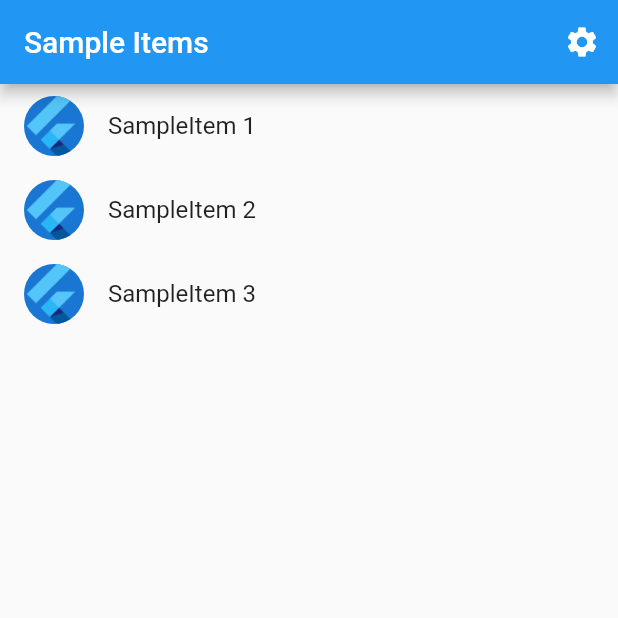
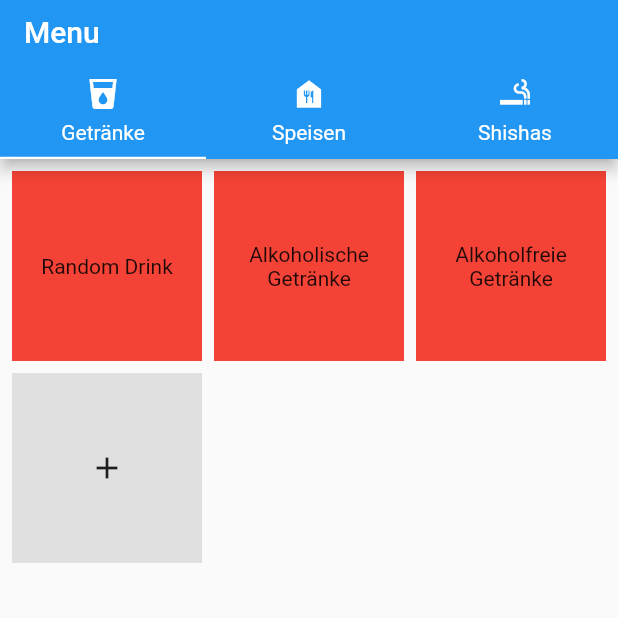
Before and after one commit to Tom-Waw/bestellbuch, a Flutter app: the screen it shows after launch, on a phone screen of 412 x 824 dp, the top half of it. Run offline on Flutter 3.47's test engine with Material 2 defaults, Android fonts, the phone set to English and light mode, and no system bars.

Commit message:
add: displayable menu without rebuild on state change

```diff
--- a/l10n.yaml
+++ /dev/null
@@ -1,3 +0,0 @@
-arb-dir: lib/src/localization
-template-arb-file: app_en.arb
-output-localization-file: app_localizations.dart
--- a/lib/src/app.dart
+++ b/lib/src/app.dart
@@ -1,27 +1,23 @@
 import 'package:flutter/material.dart';
-import 'package:flutter_gen/gen_l10n/app_localizations.dart';
-import 'package:flutter_localizations/flutter_localizations.dart';
 
-import 'sample_feature/sample_item_details_view.dart';
-import 'sample_feature/sample_item_list_view.dart';
+import 'catalog_feature/catalog_controller.dart';
+import 'catalog_feature/catalog_page.dart';
 import 'settings/settings_controller.dart';
-import 'settings/settings_view.dart';
+import 'settings/settings_page.dart';
 
 /// The Widget that configures your application.
-class MyApp extends StatelessWidget {
-  const MyApp({
+class BestellBuchApp extends StatelessWidget {
+  final SettingsController settingsController;
+  final CatalogController catalogController;
+
+  const BestellBuchApp({
     super.key,
     required this.settingsController,
+    required this.catalogController,
   });
-
-  final SettingsController settingsController;
 
   @override
   Widget build(BuildContext context) {
-    // Glue the SettingsController to the MaterialApp.
-    //
-    // The AnimatedBuilder Widget listens to the SettingsController for changes.
-    // Whenever the user updates their settings, the MaterialApp is rebuilt.
     return AnimatedBuilder(
       animation: settingsController,
       builder: (BuildContext context, Widget? child) {
@@ -31,28 +27,7 @@ class MyApp extends StatelessWidget {
           // returns to the app after it has been killed while running in the
           // background.
           restorationScopeId: 'app',
-
-          // Provide the generated AppLocalizations to the MaterialApp. This
-          // allows descendant Widgets to display the correct translations
-          // depending on the user's locale.
-          localizationsDelegates: const [
-            AppLocalizations.delegate,
-            GlobalMaterialLocalizations.delegate,
-            GlobalWidgetsLocalizations.delegate,
-            GlobalCupertinoLocalizations.delegate,
-          ],
-          supportedLocales: const [
-            Locale('en', ''), // English, no country code
-          ],
-
-          // Use AppLocalizations to configure the correct application title
-          // depending on the user's locale.
-          //
-          // The appTitle is defined in .arb files found in the localization
-          // directory.
-          onGenerateTitle: (BuildContext context) =>
-              AppLocalizations.of(context)!.appTitle,
-
+          title: "Bestellbuch",
           // Define a light and dark color theme. Then, read the user's
           // preferred ThemeMode (light, dark, or system default) from the
           // SettingsController to display the correct theme.
@@ -67,13 +42,11 @@ class MyApp extends StatelessWidget {
               settings: routeSettings,
               builder: (BuildContext context) {
                 switch (routeSettings.name) {
-                  case SettingsView.routeName:
-                    return SettingsView(controller: settingsController);
-                  case SampleItemDetailsView.routeName:
-                    return const SampleItemDetailsView();
-                  case SampleItemListView.routeName:
+                  case SettingsPage.routeName:
+                    return SettingsPage(controller: settingsController);
+                  case CatalogPage.routeName:
                   default:
-                    return const SampleItemListView();
+                    return CatalogPage(controller: catalogController);
                 }
               },
             );
--- /dev/null
+++ b/lib/src/catalog_feature/catalog.dart
@@ -0,0 +1,31 @@
+import 'package:flutter/material.dart';
+
+abstract class CatalogItem {
+  final int id;
+  Catalog? _parent;
+  final String name;
+
+  CatalogItem(this.id, this.name);
+
+  Catalog get parent => _parent!;
+  void setParent(Catalog parent) {
+    _parent = parent;
+  }
+}
+
+class Catalog extends CatalogItem {
+  final IconData icon;
+  final List<CatalogItem> items;
+
+  Catalog(super.id, super.name, this.icon, this.items) {
+    for (CatalogItem item in items) {
+      item._parent = this;
+    }
+  }
+}
+
+class Product extends CatalogItem {
+  final double cost;
+
+  Product(super.id, super.name, this.cost);
+}
--- /dev/null
+++ b/lib/src/catalog_feature/catalog_controller.dart
@@ -0,0 +1,74 @@
+import 'package:flutter/material.dart';
+
+import 'catalog_service.dart';
+import 'catalog.dart';
+
+/// A class to read and update the product catalog.
+class CatalogController with ChangeNotifier {
+  final CatalogService _catalogService;
+  late Catalog _root;
+  late Catalog _current;
+
+  CatalogController(this._catalogService);
+
+  // Allow Widgets to read the currently selected catalog.
+  Catalog get root {
+    Catalog c = _current;
+    while (c.parent != _root) {
+      c = c.parent;
+    }
+    return c;
+  }
+
+  // Allow Widgets to read the currently selected catalog.
+  Catalog get current => _current;
+  // Allow Widgets to check wether currently on root catalog or not.
+  bool get isRoot => _current.parent == _root;
+
+  /// Load the catalog from the CatalogService.
+  Future<void> loadCatalog() async {
+    _root = await _catalogService.catalog();
+    _current = _root.items.first as Catalog;
+    notifyListeners();
+  }
+
+  /// Select catalog as current catalog.
+  void select(CatalogItem catalog) {
+    if (catalog is! Catalog) return;
+    _current = catalog;
+    notifyListeners();
+  }
+
+  /// Select catalog as current catalog.
+  void back() {
+    if (_current.parent == _root) return;
+
+    _current = _current.parent;
+    notifyListeners();
+  }
+
+  /// Add and persist a new product based on the user's inputs.
+  Future<void> add(CatalogItem? item) async {
+    if (item == null) return;
+
+    // Store the new Item in memory
+    _current.items.add(item);
+    item.setParent(_current);
+    notifyListeners();
+
+    // Persist the changes to a database
+    await _catalogService.add(item);
+  }
+
+  /// Delete an existing product or catalog completely.
+  Future<void> delete(CatalogItem? item) async {
+    if (item == null || item == _root || item.parent == _root) return;
+
+    // Remove Item from memory
+    _current.items.remove(item);
+    notifyListeners();
+
+    // Persist the changes to a database
+    await _catalogService.delete(item);
+  }
+}
--- /dev/null
+++ b/lib/src/catalog_feature/catalog_page.dart
@@ -0,0 +1,28 @@
+import 'package:flutter/material.dart';
+
+import 'widgets/catalog_grid_view.dart';
+import 'widgets/catalog_tabbar.dart';
+import 'catalog_controller.dart';
+
+/// Displays the product catalog that is managed by the admin.
+class CatalogPage extends StatelessWidget {
+  static const routeName = '/catalog';
+
+  final CatalogController controller;
+
+  const CatalogPage({super.key, required this.controller});
+
+  @override
+  Widget build(BuildContext context) {
+    return Scaffold(
+      appBar: AppBar(
+        title: const Text("Menu"),
+        bottom: PreferredSize(
+          preferredSize: const Size.fromHeight(50),
+          child: CatalogTabBar(controller: controller),
+        ),
+      ),
+      body: CatalogGridView(controller: controller),
+    );
+  }
+}
--- /dev/null
+++ b/lib/src/catalog_feature/catalog_service.dart
@@ -0,0 +1,25 @@
+import 'package:flutter/material.dart';
+
+import 'catalog.dart';
+
+class CatalogService {
+  Future<Catalog> catalog() async => Catalog(1, "main", Icons.check, [
+        Catalog(2, "Getränke", Icons.local_drink, [
+          Product(1, "Random Drink", 8.99),
+          Catalog(4, "Alkoholische Getränke", Icons.medication, [
+            Product(2, "Gin Tonic", 10.99),
+            Product(3, "Cuba Libre", 11.99),
+          ]),
+          Catalog(5, "Alkoholfreie Getränke", Icons.medication, [
+            Product(4, "Wasser", 4.99),
+          ]),
+        ]),
+        Catalog(3, "Speisen", Icons.food_bank, []),
+        Catalog(4, "Shishas", Icons.smoking_rooms, [
+          Product(5, "Artic Line", 7.99),
+        ]),
+      ]);
+
+  Future<void> add(CatalogItem item) async {}
+  Future<void> delete(CatalogItem item) async {}
+}
--- /dev/null
+++ b/lib/src/catalog_feature/widgets/catalog_grid_view.dart
@@ -0,0 +1,40 @@
+import 'package:flutter/material.dart';
+
+import '../catalog_controller.dart';
+import 'catalog_item_box.dart';
+
+class CatalogGridView extends StatelessWidget {
+  final CatalogController controller;
+
+  const CatalogGridView({super.key, required this.controller});
+
+  @override
+  Widget build(BuildContext context) {
+    return GridView.count(
+        restorationId: "catalogGridView",
+        padding: const EdgeInsets.all(8.0),
+        crossAxisCount: 3,
+        crossAxisSpacing: 8.0,
+        mainAxisSpacing: 8.0,
+        children: [
+          if (!controller.isRoot)
+            InkWell(
+              onTap: () => controller.back(),
+              child: Ink(
+                color: Colors.grey[300],
+                child: const Center(child: Icon(Icons.arrow_back)),
+              ),
+            ),
+          ...controller.current.items
+              .map((item) => CatalogItemBox(item: item, controller: controller))
+              .toList(),
+          InkWell(
+            onTap: () {},
+            child: Ink(
+              color: Colors.grey[300],
+              child: const Center(child: Icon(Icons.add)),
+            ),
+          )
+        ]);
+  }
+}
--- /dev/null
+++ b/lib/src/catalog_feature/widgets/catalog_item_box.dart
@@ -0,0 +1,25 @@
+import 'package:flutter/material.dart';
+
+import '../catalog_controller.dart';
+import '../catalog.dart';
+
+class CatalogItemBox extends StatelessWidget {
+  final CatalogController controller;
+  final CatalogItem item;
+
+  const CatalogItemBox(
+      {super.key, required this.controller, required this.item});
+
+  @override
+  Widget build(BuildContext context) {
+    return GestureDetector(
+      onTap: () => controller.select(item),
+      child: Container(
+        decoration: const BoxDecoration(
+          color: Colors.red,
+        ),
+        child: Center(child: Text(item.name, textAlign: TextAlign.center)),
+      ),
+    );
+  }
+}
--- /dev/null
+++ b/lib/src/catalog_feature/widgets/catalog_tabbar.dart
@@ -0,0 +1,47 @@
+import 'package:flutter/material.dart';
+
+import '../catalog_controller.dart';
+import '../catalog.dart';
+
+class CatalogTabBar extends StatelessWidget {
+  final CatalogController controller;
+
+  const CatalogTabBar({super.key, required this.controller});
+
+  @override
+  Widget build(BuildContext context) {
+    return Row(
+      children: controller.root.parent.items
+          .cast<Catalog>()
+          .map((catalog) => Expanded(
+                child: Container(
+                  decoration: BoxDecoration(
+                    border: Border(
+                      bottom: BorderSide(
+                        width: 1.5,
+                        color: catalog == controller.root
+                            ? Colors.white
+                            : Colors.transparent,
+                      ),
+                    ),
+                  ),
+                  child: InkWell(
+                    onTap: () => controller.select(catalog),
+                    child: Ink(
+                      padding: const EdgeInsets.symmetric(vertical: 8.0),
+                      child: Column(children: [
+                        Icon(catalog.icon, color: Colors.white),
+                        const SizedBox(height: 6.0),
+                        Text(
+                          catalog.name,
+                          style: const TextStyle(color: Colors.white),
+                        )
+                      ]),
+                    ),
+                  ),
+                ),
+              ))
+          .toList(),
+    );
+  }
+}
--- a/lib/src/localization/app_en.arb
+++ /dev/null
@@ -1,6 +0,0 @@
-{
-  "appTitle": "bestellbuch",
-  "@appTitle": {
-    "description": "The title of the application"
-  }
-}
--- a/lib/src/settings/settings_view.dart
+++ b/lib/src/settings/settings_page.dart
@@ -6,8 +6,8 @@ import 'settings_controller.dart';
 ///
 /// When a user changes a setting, the SettingsController is updated and
 /// Widgets that listen to the SettingsController are rebuilt.
-class SettingsView extends StatelessWidget {
-  const SettingsView({super.key, required this.controller});
+class SettingsPage extends StatelessWidget {
+  const SettingsPage({super.key, required this.controller});
 
   static const routeName = '/settings';
 
```
Also changed, not shown: lib/main.dart (+13 -8 lines), lib/src/sample_feature/sample_item_list_view.dart (+3 -4 lines), pubspec.yaml (+4 -7 lines), pubspec.lock, 2 other files.
